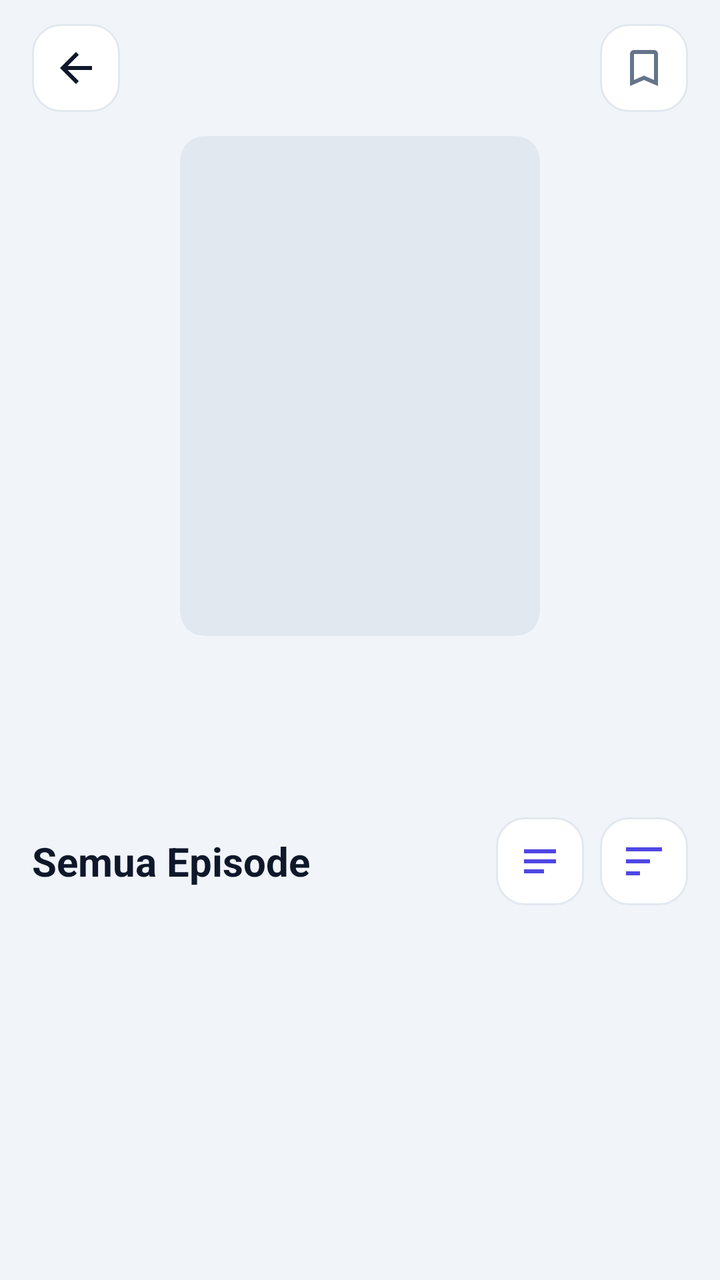
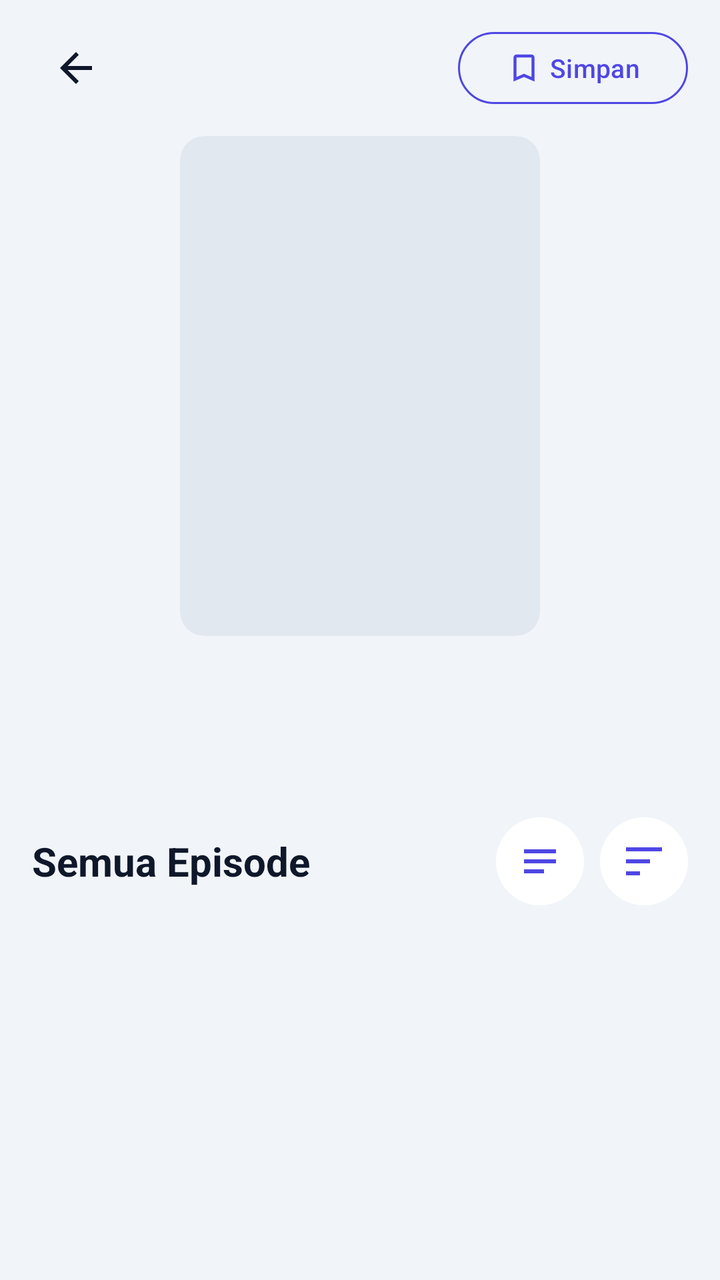

The first picture is an Android layout as it rendered before a commit; the second is the same layout after the commit. The layout source and the unified diff follow.
<!-- AndroidManifest.xml: activity theme Theme.AniStream -->
<!-- res/layout/activity_series.xml -->
<?xml version="1.0" encoding="utf-8"?>
<LinearLayout xmlns:android="http://schemas.android.com/apk/res/android"
    xmlns:app="http://schemas.android.com/apk/res-auto"
    android:layout_width="match_parent"
    android:layout_height="match_parent"
    android:background="@color/window_bg"
    android:fitsSystemWindows="true"
    android:orientation="vertical">

    
    <LinearLayout
        android:layout_width="match_parent"
        android:layout_height="wrap_content"
        android:gravity="center_vertical"
        android:orientation="horizontal"
        android:paddingEnd="16dp"
        android:paddingStart="16dp"
        android:paddingTop="12dp"
        android:paddingBottom="4dp">

        <ImageButton
            android:id="@+id/btnBack"
            android:layout_width="44dp"
            android:layout_height="44dp"
            android:background="@drawable/ui_bg_icon_button"
            android:contentDescription="@string/back"
            android:src="@drawable/ic_back"
            app:tint="@color/text_primary" />

        <View
            android:layout_width="0dp"
            android:layout_height="0dp"
            android:layout_weight="1" />

        
        <ImageButton
            android:id="@+id/btnBookmark"
            android:layout_width="44dp"
            android:layout_height="44dp"
            android:background="@drawable/ui_bg_icon_button"
            android:contentDescription="@string/bookmark_add"
            android:src="@drawable/ic_bookmark"
            app:tint="@color/text_secondary" />
    </LinearLayout>

    <ScrollView
        android:layout_width="match_parent"
        android:layout_height="0dp"
        android:layout_weight="1"
        android:clipToPadding="false"
        android:paddingBottom="16dp"
        android:scrollbars="none">

        <LinearLayout
            android:layout_width="match_parent"
            android:layout_height="wrap_content"
            android:orientation="vertical">

            
            <FrameLayout
                android:layout_width="180dp"
                android:layout_height="250dp"
                android:layout_gravity="center_horizontal"
                android:layout_marginTop="8dp"
                android:background="@drawable/ui_bg_poster_sm"
                android:clipToOutline="true">

                <ImageView
                    android:id="@+id/thumb"
                    android:layout_width="match_parent"
                    android:layout_height="match_parent"
                    android:contentDescription="@string/app_name"
                    android:scaleType="centerCrop" />
            </FrameLayout>

            <TextView
                android:id="@+id/title"
                android:layout_width="match_parent"
                android:layout_height="wrap_content"
                android:layout_marginTop="14dp"
                android:gravity="center"
                android:paddingHorizontal="24dp"
                android:textColor="@color/text_primary"
                android:textSize="20sp"
                android:textStyle="bold" />

            
            <TextView
                android:id="@+id/metaLine"
                android:layout_width="match_parent"
                android:layout_height="wrap_content"
                android:layout_marginTop="6dp"
                android:gravity="center"
                android:paddingHorizontal="24dp"
                android:textColor="@color/text_secondary"
                android:textSize="13sp" />

            
            <HorizontalScrollView
                android:layout_width="match_parent"
                android:layout_height="wrap_content"
                android:layout_marginTop="10dp"
                android:clipToPadding="false"
                android:overScrollMode="never"
                android:paddingEnd="16dp"
                android:paddingStart="16dp"
                android:scrollbars="none">

                <LinearLayout
                    android:id="@+id/genreRow"
                    android:layout_width="wrap_content"
                    android:layout_height="wrap_content"
                    android:gravity="center_vertical"
                    android:orientation="horizontal" />
            </HorizontalScrollView>

            
            <LinearLayout
                android:id="@+id/synCard"
                android:layout_width="match_parent"
                android:layout_height="wrap_content"
                android:layout_marginEnd="16dp"
                android:layout_marginStart="16dp"
                android:layout_marginTop="12dp"
                android:background="@drawable/bg_card"
                android:orientation="vertical"
                android:padding="16dp"
                android:visibility="gone">

                <TextView
                    android:layout_width="wrap_content"
                    android:layout_height="wrap_content"
                    android:text="@string/synopsis_title"
                    android:textColor="@color/text_primary"
                    android:textSize="16sp"
                    android:textStyle="bold" />

                <TextView
                    android:id="@+id/synopsis"
                    android:layout_width="match_parent"
                    android:layout_height="wrap_content"
                    android:layout_marginTop="6dp"
                    android:ellipsize="end"
                    android:maxLines="3"
                    android:textColor="@color/text_secondary"
                    android:textSize="13sp"
                    android:lineSpacingExtra="3dp" />

                <TextView
                    android:id="@+id/synToggle"
                    android:layout_width="wrap_content"
                    android:layout_height="wrap_content"
                    android:layout_marginTop="6dp"
                    android:clickable="true"
                    android:focusable="true"
                    android:text="@string/read_more"
                    android:textColor="?attr/colorPrimary"
                    android:textSize="13sp"
                    android:textStyle="bold" />
            </LinearLayout>

            
            <LinearLayout
                android:id="@+id/resumeCard"
                android:layout_width="match_parent"
                android:layout_height="wrap_content"
                android:layout_marginEnd="16dp"
                android:layout_marginStart="16dp"
                android:layout_marginTop="12dp"
                android:background="@drawable/bg_card"
                android:clickable="true"
                android:focusable="true"
                android:gravity="center_vertical"
                android:orientation="horizontal"
                android:padding="12dp"
                android:visibility="gone">

                <FrameLayout
                    android:layout_width="52dp"
                    android:layout_height="72dp"
                    android:background="@drawable/ui_bg_poster_sm"
                    android:clipToOutline="true">

                    <ImageView
                        android:id="@+id/resumeThumb"
                        android:layout_width="match_parent"
                        android:layout_height="match_parent"
                        android:contentDescription="@string/app_name"
                        android:scaleType="centerCrop" />
                </FrameLayout>

                <LinearLayout
                    android:layout_width="0dp"
                    android:layout_height="wrap_content"
                    android:layout_marginStart="12dp"
                    android:layout_weight="1"
                    android:orientation="vertical">

                    <TextView
                        android:layout_width="wrap_content"
                        android:layout_height="wrap_content"
                        android:text="@string/resume_card_title"
                        android:textColor="@color/text_primary"
                        android:textSize="15sp"
                        android:textStyle="bold" />

                    <TextView
                        android:id="@+id/resumeLine"
                        android:layout_width="wrap_content"
                        android:layout_height="wrap_content"
                        android:layout_marginTop="3dp"
                        android:textColor="@color/text_secondary"
                        android:textSize="12sp" />

                    <ProgressBar
                        android:id="@+id/resumeProgress"
                        style="?android:attr/progressBarStyleHorizontal"
                        android:layout_width="match_parent"
                        android:layout_height="wrap_content"
                        android:layout_marginTop="6dp"
                        android:max="100" />
                </LinearLayout>

                <TextView
                    android:id="@+id/resumeGo"
                    android:layout_width="wrap_content"
                    android:layout_height="wrap_content"
                    android:layout_marginStart="8dp"
                    android:background="@drawable/bg_badge"
                    android:clickable="true"
                    android:focusable="true"
                    android:paddingHorizontal="14dp"
                    android:paddingVertical="8dp"
                    android:text="@string/resume_go"
                    android:textColor="?attr/colorOnPrimary"
                    android:textSize="13sp"
                    android:textStyle="bold" />
            </LinearLayout>

            
            <LinearLayout
                android:layout_width="match_parent"
                android:layout_height="wrap_content"
                android:layout_marginTop="16dp"
                android:gravity="center_vertical"
                android:orientation="horizontal"
                android:paddingEnd="16dp"
                android:paddingStart="16dp">

                <TextView
                    android:id="@+id/epCount"
                    android:layout_width="0dp"
                    android:layout_height="wrap_content"
                    android:layout_weight="1"
                    android:text="@string/all_episodes"
                    android:textColor="@color/text_primary"
                    android:textSize="20sp"
                    android:textStyle="bold" />

                <ImageButton
                    android:id="@+id/btnView"
                    android:layout_width="44dp"
                    android:layout_height="44dp"
                    android:layout_marginEnd="8dp"
                    android:background="@drawable/ui_bg_icon_button"
                    android:contentDescription="@string/view_toggle"
                    android:src="@drawable/ic_list"
                    app:tint="?attr/colorPrimary" />

                <ImageButton
                    android:id="@+id/btnSort"
                    android:layout_width="44dp"
                    android:layout_height="44dp"
                    android:background="@drawable/ui_bg_icon_button"
                    android:contentDescription="@string/sort_episodes"
                    android:src="@drawable/ic_sort"
                    app:tint="?attr/colorPrimary" />
            </LinearLayout>

            
            <HorizontalScrollView
                android:id="@+id/epRangeRow"
                android:layout_width="match_parent"
                android:layout_height="wrap_content"
                android:layout_marginTop="10dp"
                android:clipToPadding="false"
                android:overScrollMode="never"
                android:paddingEnd="16dp"
                android:paddingStart="16dp"
                android:scrollbars="none"
                android:visibility="gone">

                <LinearLayout
                    android:id="@+id/epRangeList"
                    android:layout_width="wrap_content"
                    android:layout_height="wrap_content"
                    android:gravity="center_vertical"
                    android:orientation="horizontal" />
            </HorizontalScrollView>

            <androidx.recyclerview.widget.RecyclerView
                android:id="@+id/recycler"
                android:layout_width="match_parent"
                android:layout_height="wrap_content"
                android:clipToPadding="false"
                android:nestedScrollingEnabled="false"
                android:paddingHorizontal="8dp"
                android:paddingBottom="4dp"
                android:scrollbars="none" />

            <TextView
                android:id="@+id/empty"
                android:layout_width="wrap_content"
                android:layout_height="wrap_content"
                android:layout_gravity="center"
                android:layout_marginTop="24dp"
                android:text="@string/loading"
                android:textColor="@color/text_secondary"
                android:visibility="gone" />
        </LinearLayout>
    </ScrollView>

    <ProgressBar
        android:id="@+id/progress"
        android:layout_width="wrap_content"
        android:layout_height="wrap_content"
        android:layout_gravity="center"
        android:layout_marginBottom="32dp" />
</LinearLayout>
<!-- resources referenced by this layout -->
<resources>
  <color name="text_primary">#0F172A</color>
  <color name="text_secondary">#64748B</color>
  <color name="window_bg">#F1F5F9</color>
  <!-- drawable bg_badge (drawable) -->
  <?xml version="1.0" encoding="utf-8"?>
  <shape xmlns:android="http://schemas.android.com/apk/res/android" android:shape="rectangle">
      <solid android:color="?attr/colorPrimary" />
      <corners android:radius="7dp" />
  </shape>
  <!-- drawable bg_card (drawable) -->
  <?xml version="1.0" encoding="utf-8"?>
  <shape xmlns:android="http://schemas.android.com/apk/res/android" android:shape="rectangle">
      <solid android:color="@color/card_bg" />
      <corners android:radius="16dp" />
  </shape>
  <!-- drawable ic_back (drawable) -->
  <vector xmlns:android="http://schemas.android.com/apk/res/android" android:width="24dp" android:height="24dp" android:viewportWidth="24" android:viewportHeight="24">
      <path android:fillColor="#FFFFFFFF" android:pathData="M20,11H7.83l5.59,-5.59L12,4l-8,8 8,8 1.41,-1.41L7.83,13H20v-2z"/>
  </vector>
  <!-- drawable ic_bookmark (drawable) -->
  <vector xmlns:android="http://schemas.android.com/apk/res/android" android:width="24dp" android:height="24dp" android:viewportWidth="24" android:viewportHeight="24">
      <path android:fillColor="#FFFFFFFF" android:pathData="M17,3H7c-1.1,0 -2,0.9 -2,2v16l7,-3 7,3V5c0,-1.1 -0.9,-2 -2,-2zM17,18l-5,-2.18L7,18V5h10v13z" />
  </vector>
  <!-- drawable ic_list (drawable) -->
  <?xml version="1.0" encoding="utf-8"?>
  <vector xmlns:android="http://schemas.android.com/apk/res/android"
      android:width="24dp" android:height="24dp"
      android:viewportWidth="24" android:viewportHeight="24">
      <path
          android:fillColor="#FFFFFFFF"
          android:pathData="M4,6h16v2H4zM4,11h16v2H4zM4,16h10v2H4z" />
  </vector>
  <!-- drawable ic_sort (drawable) -->
  <?xml version="1.0" encoding="utf-8"?>
  <vector xmlns:android="http://schemas.android.com/apk/res/android"
      android:width="24dp" android:height="24dp"
      android:viewportWidth="24" android:viewportHeight="24">
      <path
          android:fillColor="#FFFFFFFF"
          android:pathData="M3,5h18v2H3zM3,11h12v2H3zM3,17h7v2H3z" />
  </vector>
  <!-- drawable ui_bg_icon_button (drawable) -->
  <?xml version="1.0" encoding="utf-8"?>
  <shape xmlns:android="http://schemas.android.com/apk/res/android" android:shape="rectangle">
      <solid android:color="@color/card_bg" />
      <corners android:radius="14dp" />
      <stroke android:width="1dp" android:color="@color/border" />
  </shape>
  <!-- drawable ui_bg_poster_sm (drawable) -->
  <?xml version="1.0" encoding="utf-8"?>
  <shape xmlns:android="http://schemas.android.com/apk/res/android" android:shape="rectangle">
      <solid android:color="@color/divider" />
      <corners android:radius="12dp" />
  </shape>
  <string name="all_episodes">Semua Episode</string>
  <string name="app_name">NsNime</string>
  <string name="back">Kembali</string>
  <string name="bookmark_add">Simpan judul ini</string>
  <string name="loading">Memuat…</string>
  <string name="read_more">Lihat Selengkapnya</string>
  <string name="resume_card_title">Lanjutkan Menonton</string>
  <string name="resume_go">Lanjut</string>
  <string name="sort_episodes">Urutkan episode</string>
  <string name="synopsis_title">Sinopsis</string>
  <string name="view_toggle">Ganti tampilan episode</string>
  <color name="card_bg">#FFFFFF</color>
  <color name="border">#E2E8F0</color>
  <color name="divider">#E2E8F0</color>
  <color name="primary">#4F46E5</color>
  <color name="on_primary">#FFFFFF</color>
  <color name="accent_soft">#E0E7FF</color>
  <color name="accent">#4F46E5</color>
  <color name="nav_bg">#FFFFFF</color>
</resources>

<!-- the commit's change to res/layout/activity_series.xml (unified diff, before → after) -->
@@ -22,8 +22,9 @@
             android:id="@+id/btnBack"
             android:layout_width="44dp"
             android:layout_height="44dp"
-            android:background="@drawable/ui_bg_icon_button"
+            android:background="?attr/selectableItemBackgroundBorderless"
             android:contentDescription="@string/back"
+            android:padding="10dp"
             android:src="@drawable/ic_back"
             app:tint="@color/text_primary" />
 
@@ -33,14 +34,21 @@
             android:layout_weight="1" />
 
         
-        <ImageButton
+        <com.google.android.material.button.MaterialButton
             android:id="@+id/btnBookmark"
-            android:layout_width="44dp"
+            style="@style/Widget.Material3.Button.OutlinedButton"
+            android:layout_width="wrap_content"
             android:layout_height="44dp"
-            android:background="@drawable/ui_bg_icon_button"
-            android:contentDescription="@string/bookmark_add"
-            android:src="@drawable/ic_bookmark"
-            app:tint="@color/text_secondary" />
+            android:text="@string/save"
+            android:textAllCaps="false"
+            android:textColor="?attr/colorPrimary"
+            android:textSize="13sp"
+            app:cornerRadius="22dp"
+            app:icon="@drawable/ic_bookmark"
+            app:iconGravity="textStart"
+            app:iconSize="18dp"
+            app:iconTint="?attr/colorPrimary"
+            app:strokeColor="?attr/colorPrimary" />
     </LinearLayout>
 
     <ScrollView
@@ -262,8 +270,9 @@
                     android:layout_width="44dp"
                     android:layout_height="44dp"
                     android:layout_marginEnd="8dp"
-                    android:background="@drawable/ui_bg_icon_button"
+                    android:background="@drawable/ui_bg_circle"
                     android:contentDescription="@string/view_toggle"
+                    android:padding="11dp"
                     android:src="@drawable/ic_list"
                     app:tint="?attr/colorPrimary" />
 
@@ -271,8 +280,9 @@
                     android:id="@+id/btnSort"
                     android:layout_width="44dp"
                     android:layout_height="44dp"
-                    android:background="@drawable/ui_bg_icon_button"
+                    android:background="@drawable/ui_bg_circle"
                     android:contentDescription="@string/sort_episodes"
+                    android:padding="11dp"
                     android:src="@drawable/ic_sort"
                     app:tint="?attr/colorPrimary" />
             </LinearLayout>
<!-- resource entries referenced after the edit -->
@@ -41,12 +41,10 @@
           android:fillColor="#FFFFFFFF"
           android:pathData="M3,5h18v2H3zM3,11h12v2H3zM3,17h7v2H3z" />
   </vector>
-  <!-- drawable ui_bg_icon_button (drawable) -->
+  <!-- drawable ui_bg_circle (drawable) -->
   <?xml version="1.0" encoding="utf-8"?>
-  <shape xmlns:android="http://schemas.android.com/apk/res/android" android:shape="rectangle">
+  <shape xmlns:android="http://schemas.android.com/apk/res/android" android:shape="oval">
       <solid android:color="@color/card_bg" />
-      <corners android:radius="14dp" />
-      <stroke android:width="1dp" android:color="@color/border" />
   </shape>
   <!-- drawable ui_bg_poster_sm (drawable) -->
   <?xml version="1.0" encoding="utf-8"?>
@@ -57,21 +55,21 @@
   <string name="all_episodes">Semua Episode</string>
   <string name="app_name">NsNime</string>
   <string name="back">Kembali</string>
-  <string name="bookmark_add">Simpan judul ini</string>
   <string name="loading">Memuat…</string>
-  <string name="read_more">Lihat Selengkapnya</string>
+  <string name="read_more">Lihat Selengkapnya ∨</string>
   <string name="resume_card_title">Lanjutkan Menonton</string>
   <string name="resume_go">Lanjut</string>
+  <string name="save">Simpan</string>
   <string name="sort_episodes">Urutkan episode</string>
   <string name="synopsis_title">Sinopsis</string>
   <string name="view_toggle">Ganti tampilan episode</string>
   <color name="card_bg">#FFFFFF</color>
-  <color name="border">#E2E8F0</color>
   <color name="divider">#E2E8F0</color>
   <color name="primary">#4F46E5</color>
   <color name="on_primary">#FFFFFF</color>
   <color name="accent_soft">#E0E7FF</color>
   <color name="accent">#4F46E5</color>
+  <color name="border">#E2E8F0</color>
   <color name="nav_bg">#FFFFFF</color>
 </resources>
 
